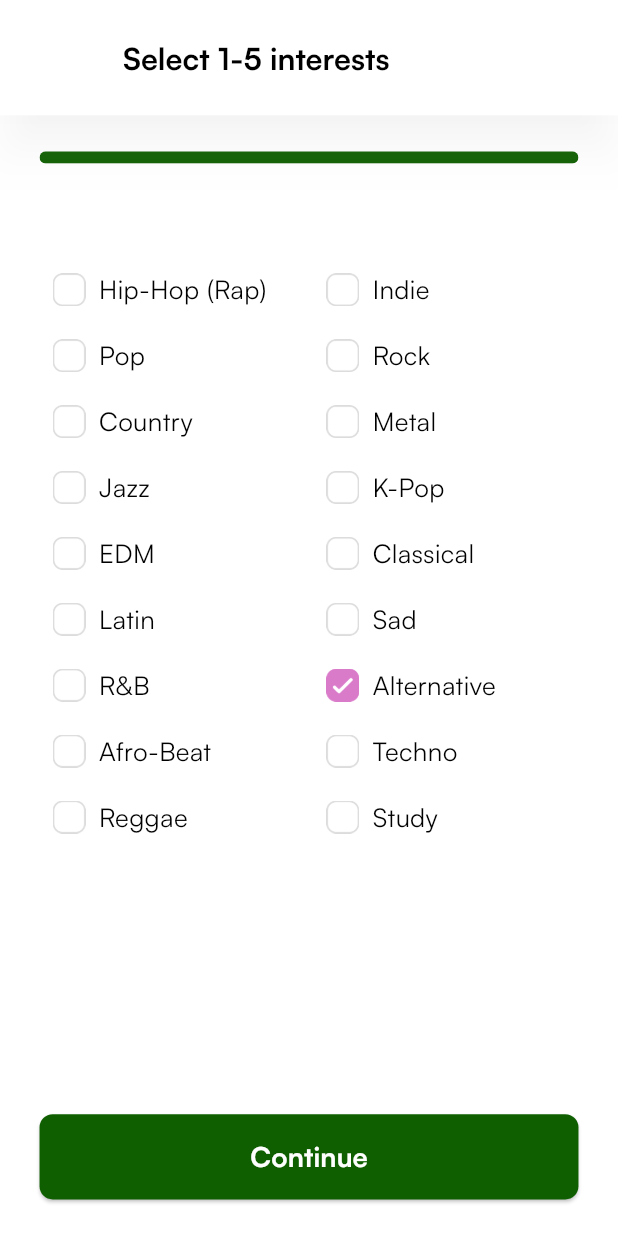
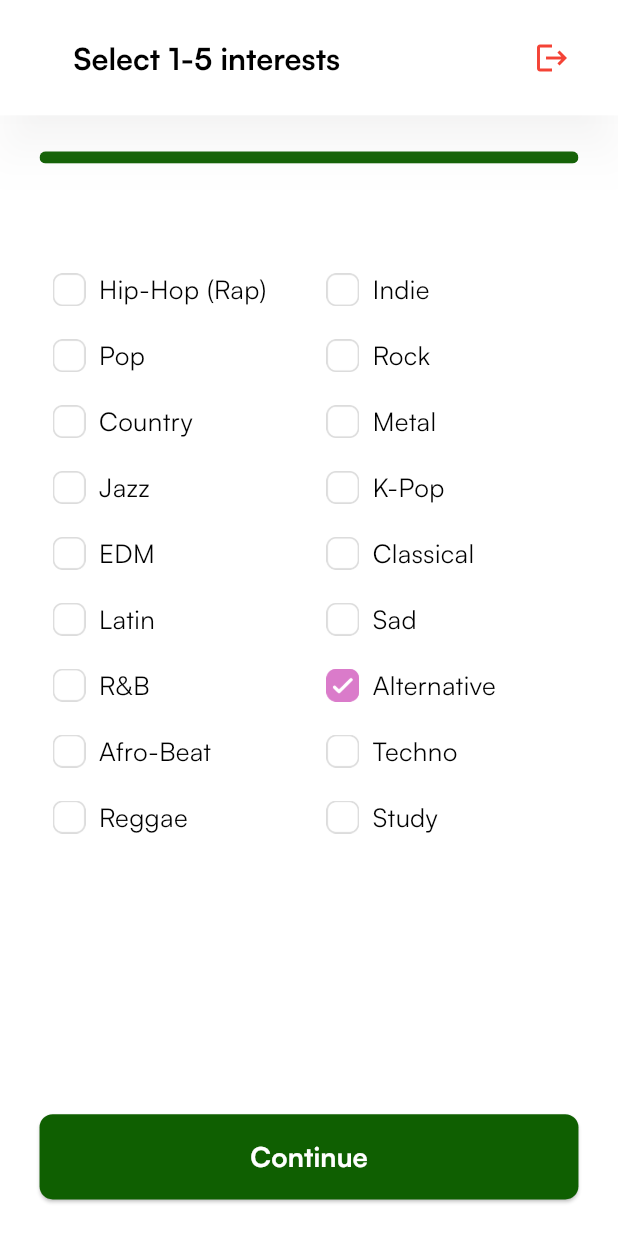
Before and after one commit to ZananVirani/ManaImmigration, a Flutter app: the CreateAccountSelectInterestScreen screen opened by its route, on a phone screen of 412 x 824 dp. Run offline on Flutter 3.47's test engine with Material 3 defaults, Android fonts, the phone set to English and light mode, and no system bars; our stand-ins replace audioplayers, cached_network_image, connectivity_plus, dio, firebase_core, flutter_card_swiper and 6 more; missing offline and left inert: oauth2_client; accounts and stored records are empty.

```diff
--- a/flutter_maths_mingle_app-v1.0.1/lib/data/pref_data/pref_data.dart
+++ b/flutter_maths_mingle_app-v1.0.1/lib/data/pref_data/pref_data.dart
@@ -1,5 +1,6 @@
 import 'dart:convert';
 
+import 'package:flutter/cupertino.dart';
 import 'package:flutter/material.dart';
 import 'package:flutter/services.dart';
 import 'package:flutter_maths_mingle_app/API/track.dart';
@@ -304,7 +305,7 @@ class PrefData {
     return refreshToken;
   }
 
-  static void setGenreList(List<String> genreList) async {
+  static Future<void> setGenreList(List<String> genreList) async {
     SharedPreferences prefs = await SharedPreferences.getInstance();
     prefs.setStringList('genreList', genreList);
   }
@@ -550,7 +551,108 @@ class PrefData {
       backgroundColor: color ?? Colors.white,
     );
   }
-//
-//
-// }
+
+  static getInterestAppbar(
+    BuildContext context, {
+    SystemUiOverlayStyle? systemUiOverlayStyle,
+    String? text,
+    Color? color,
+    double? toolbarHeight,
+    TextStyle? textStyle,
+    List<Widget>? action,
+    Icon? leadingIcon,
+    required void Function()? onTap,
+    bool isLeadingIcon = false,
+  }) {
+    return AppBar(
+      title: Text(
+        text!,
+        style: textStyle ??
+            theme.textTheme.titleLarge!.copyWith(
+              color: AppColor.black,
+              fontWeight: FontWeight.w700,
+            ),
+      ),
+      actions: <Widget>[
+        Padding(
+          padding: const EdgeInsets.only(right: 20.0),
+          child: IconButton(
+            onPressed: () => showLogoutDialog(context),
+            // () async {
+            //   await PrefData.logout();
+            // },
+            icon: Icon(Icons.logout, color: Colors.red),
+          ),
+        )
+      ],
+      surfaceTintColor: AppColor.white,
+      shadowColor: Color(0x34E7E4E4),
+      systemOverlayStyle: SystemUiOverlayStyle.dark.copyWith(
+        statusBarColor: Colors.transparent,
+      ),
+      // actions: action,
+      leadingWidth: 30.h,
+      leading: isLeadingIcon
+          ? SizedBox(
+              height: 0.h,
+              width: 0.h,
+            )
+          : GestureDetector(
+              onTap: () {
+                Get.back();
+                // CommonPop.popScreen(context, RoutesPath.loginScreen);
+              },
+              child: Container(
+                  margin: EdgeInsets.only(left: 24.h),
+                  padding: EdgeInsets.all(8.h),
+                  height: 40.h,
+                  width: 40.h,
+                  decoration: BoxDecoration(
+                    shape: BoxShape.circle,
+                    color: AppColor.lightGray,
+                  ),
+                  child: leadingIcon ??
+                      CustomImageView(
+                        imagePath: ImageConstant.arrowLeftIc,
+                        fit: BoxFit.contain,
+                      )),
+            ),
+      centerTitle: false,
+      toolbarHeight: 70.h,
+      elevation: 12.h,
+      scrolledUnderElevation: 0,
+      automaticallyImplyLeading: false,
+      backgroundColor: color ?? Colors.white,
+    );
+  }
+
+  static void showLogoutDialog(BuildContext context) {
+    showCupertinoDialog(
+      context: context,
+      builder: (BuildContext context) => CupertinoAlertDialog(
+        title: const Text(
+          'Are you sure you want to logout?',
+          style: TextStyle(fontSize: 20),
+        ),
+        actions: <CupertinoDialogAction>[
+          CupertinoDialogAction(
+              isDefaultAction: true,
+              onPressed: () {
+                Navigator.pop(context);
+              },
+              child: const Text('Cancel')),
+          CupertinoDialogAction(
+              isDefaultAction: true,
+              onPressed: () async {
+                await PrefData.setIntro(true);
+                await PrefData.setLogin(true);
+                await PrefData.setMusicList([]);
+                await PrefData.setGenreList([]);
+                await Get.toNamed(AppRoutes.onboardingThree1Screen);
+              },
+              child: const Text('Logout')),
+        ],
+      ),
+    );
+  }
 }
--- a/flutter_maths_mingle_app-v1.0.1/lib/presentation/create_account_select_interest_screen/create_account_select_interest_screen.dart
+++ b/flutter_maths_mingle_app-v1.0.1/lib/presentation/create_account_select_interest_screen/create_account_select_interest_screen.dart
@@ -29,7 +29,7 @@ class CreateAccountSelectInterestScreen
                   snapshot.data!.contains(genre.genreName);
             }
             return Scaffold(
-                appBar: PrefData.getAppBar(
+                appBar: PrefData.getInterestAppbar(context,
                     onTap: () => Navigator.pop(context),
                     text: 'Select 1-5 interests',
                     isLeadingIcon: true),
```
Also changed, not shown: 1 other file.
